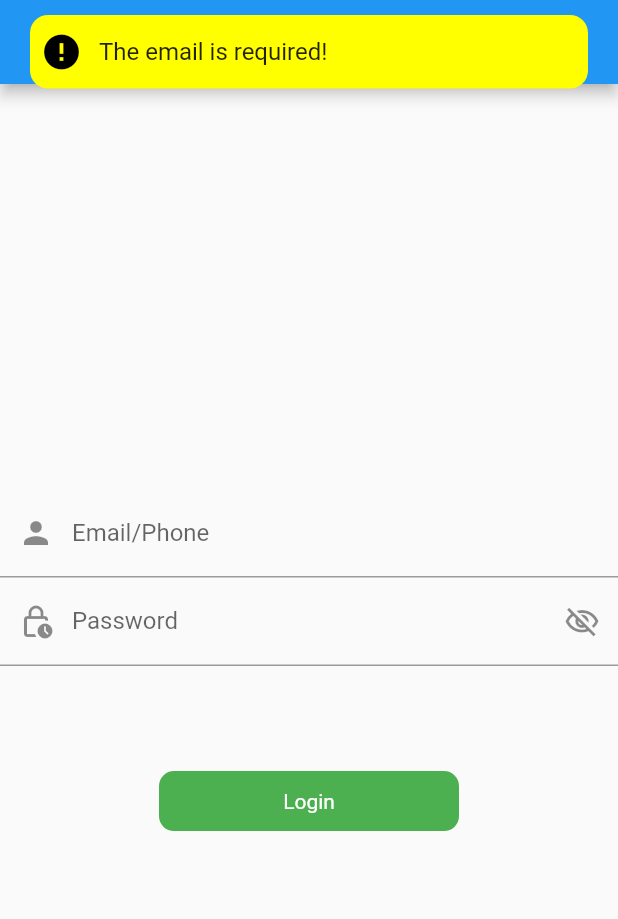
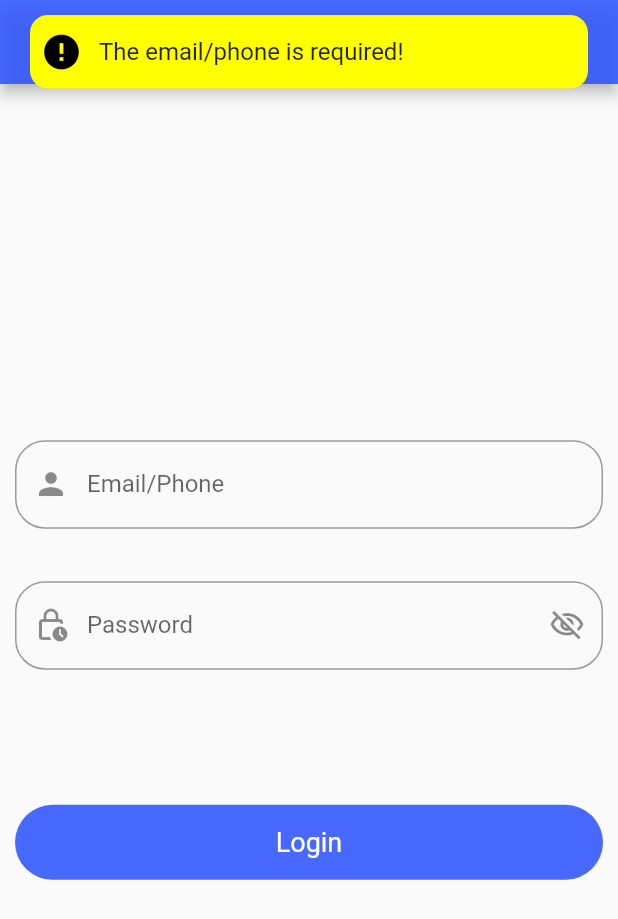
Before and after one commit to mhshobuj/dCard, a Flutter app: the screen it shows after launch, after a tap on "Login", on a phone screen of 412 x 824 dp. Shown: the top 919 px of the screen. Run offline on Flutter 3.47's test engine with Material 2 defaults, Android fonts, the phone set to English and light mode, and no system bars; drawn by our look-alikes of another_flushbar; our stand-ins replace fluttertoast.

Commit message:
modify the login page design

```diff
--- a/lib/res/components/color.dart
+++ b/lib/res/components/color.dart
@@ -1,12 +1,12 @@
-import 'dart:ui';
 
 import 'package:flutter/material.dart';
 
 class AppColors {
 
-  static const Color blackColor = Color(0xFF0000);
+  static const Color blackColor = Color(0x00FF0000);
   static const Color whiteColor = Color(0xFFFFFFFF);
+  static const Color backgroundColor = Color(0xDD2D53FF);
 
-  static const Color buttonColor = Colors.green;
+  static const Color buttonColor =Color(0xDD2D53FF);
 
 }
--- a/lib/res/components/round_button.dart
+++ b/lib/res/components/round_button.dart
@@ -17,19 +17,25 @@ class RoundButton extends StatelessWidget {
   Widget build(BuildContext context) {
     return InkWell(
       onTap: onPress,
+      child: Padding(
+        padding: const EdgeInsets.all(10.0),
         child: Container(
-        height: 40,
-        width: 200,
+          height: 50, // Adjusted height to match TextFields
+          width: double.infinity, // Expand to fill available space
           decoration: BoxDecoration(
             color: AppColors.buttonColor,
-          borderRadius: BorderRadius.circular(10),
+            borderRadius: BorderRadius.circular(30), // Match TextField border radius
           ),
           child: Center(
-          child: loading == true // Explicitly check for true
+            child: loading == true
                 ? const CircleAvatar()
                 : Text(
               title,
-                  style: const TextStyle(color: AppColors.whiteColor),
+              style: const TextStyle(
+                color: AppColors.whiteColor,
+                fontSize: 18, // Adjust font size as needed
+              ),
+            ),
           ),
         ),
       ),
--- a/lib/view/login_screen.dart
+++ b/lib/view/login_screen.dart
@@ -1,3 +1,4 @@
+import 'package:dma_card/res/components/color.dart';
 import 'package:dma_card/res/components/round_button.dart';
 import 'package:dma_card/utils/utils.dart';
 import 'package:flutter/material.dart';
@@ -37,6 +38,7 @@ class _LoginScreenState extends State<LoginScreen> {
     final height = MediaQuery.of(context).size.height * 1;
     return Scaffold(
       appBar: AppBar(
+        backgroundColor: AppColors.backgroundColor,
         title: const Text('Login'),
         centerTitle: true,
       ),
@@ -45,23 +47,30 @@ class _LoginScreenState extends State<LoginScreen> {
           mainAxisAlignment: MainAxisAlignment.center,
           crossAxisAlignment: CrossAxisAlignment.center,
           children: [
-            TextFormField(
+            Padding(
+              padding: const EdgeInsets.all(10.0),
+              child: TextFormField(
                 controller: _emailController,
                 keyboardType: TextInputType.emailAddress,
                 focusNode: emailFocusNode,
-              decoration: const InputDecoration(
+                decoration: InputDecoration(
                   labelText: 'Email/Phone',
                   hintText: 'Enter email or phone',
-                  prefixIcon: Icon(Icons.person)),
+                  prefixIcon: const Icon(Icons.person),
+                  border: OutlineInputBorder(
+                    borderRadius: BorderRadius.circular(20),
+                    borderSide: const BorderSide(color: Colors.black, width: 2.0),
+                  ),
+                ),
                 onFieldSubmitted: (value) {
-                Utils.fieldFocusChange(
-                    context, emailFocusNode, passwordFocusNode);
+                  Utils.fieldFocusChange(context, emailFocusNode, passwordFocusNode);
                 },
               ),
-            ValueListenableBuilder(
-                valueListenable: _obsecurePassword,
-                builder: (context, value, child) {
-                  return TextFormField(
+            ),
+            const SizedBox(height: 15.0), // Add space between fields
+            Padding(
+              padding: const EdgeInsets.all(10.0),
+              child: TextFormField(
                 controller: _passwordController,
                 keyboardType: TextInputType.visiblePassword,
                 focusNode: passwordFocusNode,
@@ -81,17 +90,19 @@ class _LoginScreenState extends State<LoginScreen> {
                           : Icons.visibility,
                     ),
                   ),
+                  border: OutlineInputBorder(
+                    borderRadius: BorderRadius.circular(20),
+                    borderSide: const BorderSide(color: Colors.black, width: 2.0),
                   ),
-                  );
-                }),
-            SizedBox(
-              height: height * 0.085,
                 ),
+              ),
+            ),
+            SizedBox(height: height * 0.085),
             RoundButton(
               title: "Login",
               onPress: () {
                 if (_emailController.text.isEmpty) {
-                  Utils.flushBarErrorMessage("The email is required!", context);
+                  Utils.flushBarErrorMessage("The email/phone is required!", context);
                 } else if (_passwordController.text.isEmpty) {
                   Utils.flushBarErrorMessage(
                       "The password is required!", context);
```
Lines whose indentation alone changed are shown as unchanged.
